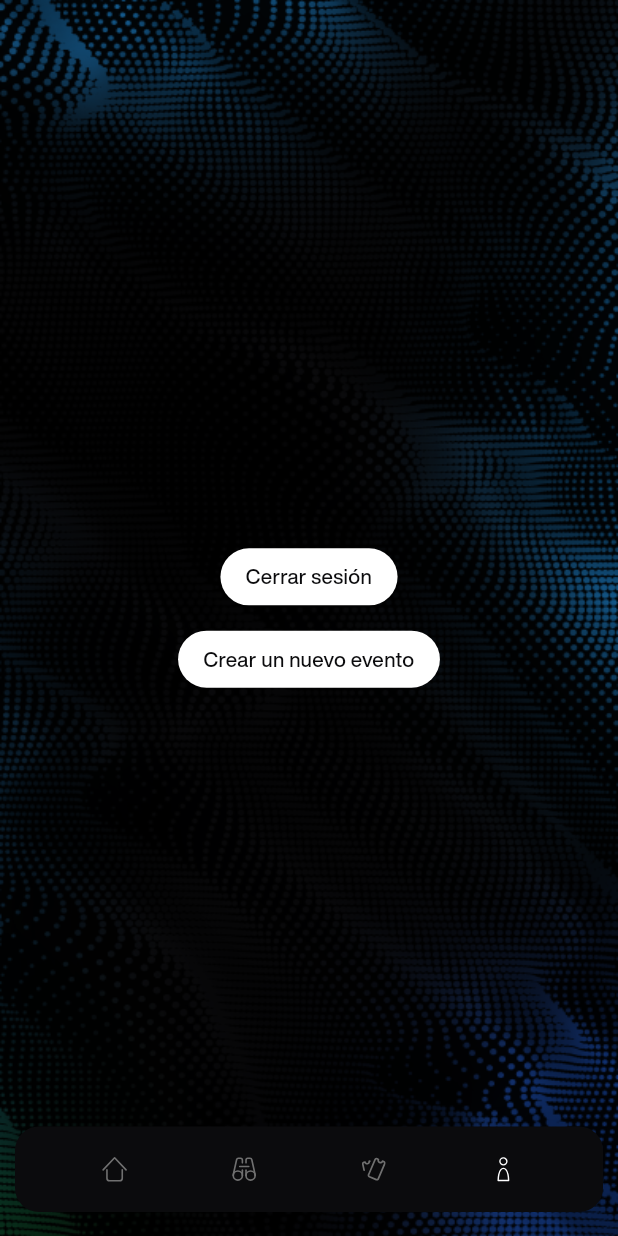
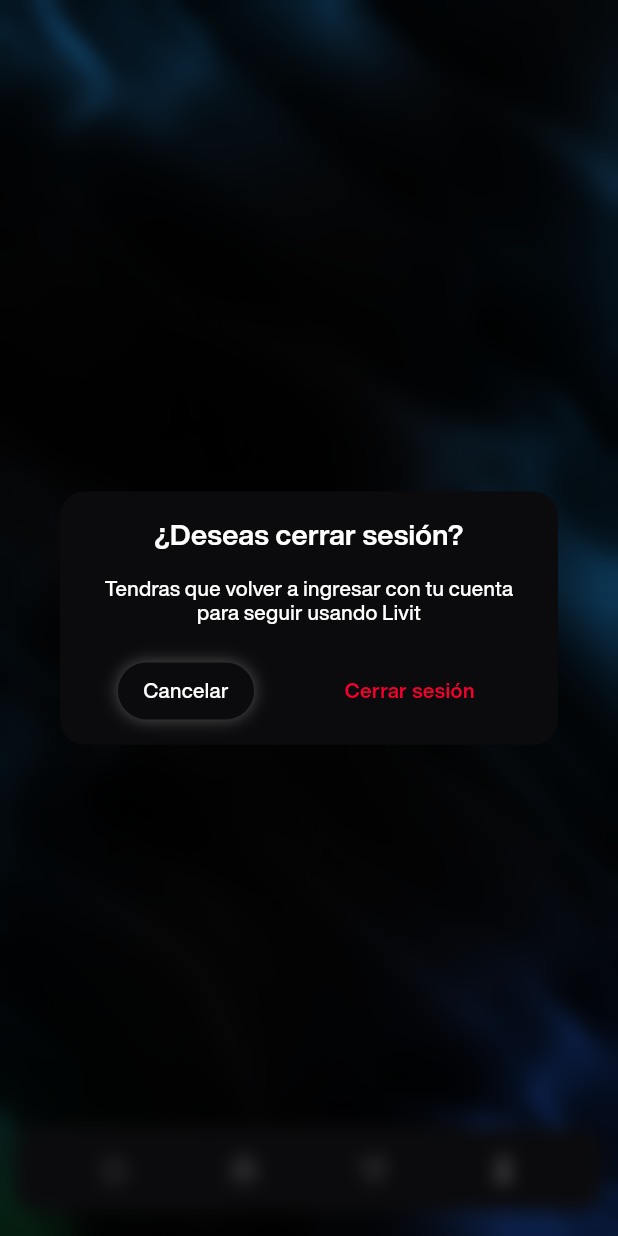
Before and after one commit to DanielR01/livit-flutter, a Flutter app: the MainMenu screen opened by its route, item 4 of the bottom bar chosen, after a tap on "Cerrar sesión", on a phone screen of 412 x 824 dp. Run offline on Flutter 3.47's test engine with Material 3 defaults, Android fonts, the phone set to English and light mode, and no system bars; our stand-ins replace firebase_auth, firebase_core, flutter_animate, flutter_screenutil, flutter_svg, google_sign_in and 2 more; missing offline and left inert: country_picker_pro; accounts and stored records are empty; generated files the repository leaves out were written again.

Commit message:
button logic changed, factories for button types implemented. Dialog usage completely adapted

```diff
--- a/lib/constants/colors.dart
+++ b/lib/constants/colors.dart
@@ -8,4 +8,5 @@ class LivitColors {
   static const gray = Color.fromARGB(255, 179, 179, 179);
   static const mainBlack = Color.fromARGB(255, 11, 11, 13);
   static const greenActive = Color.fromARGB(255, 25, 224, 57);
+  static const red = Color.fromARGB(255, 246, 0, 46);
 }
--- /dev/null
+++ b/lib/utilities/buttons/button.dart
@@ -0,0 +1,272 @@
+import 'package:flutter/material.dart';
+import 'package:livit/constants/colors.dart';
+import 'package:livit/constants/styles/button_style.dart';
+import 'package:livit/constants/styles/shadows.dart';
+import 'package:livit/constants/styles/text_style.dart';
+
+enum ButtonType { main, secondary, whiteText, redText, blueText }
+
+class Button extends StatefulWidget {
+  final String text;
+  final VoidCallback onPressed;
+  final bool isActive;
+  final double? width;
+  final bool blueStyle;
+  final bool isShadowActive;
+  final bool transparent;
+  final bool bold;
+  final Color? activeBackgroundColor;
+  final Color? activeTextColor;
+  final Color? inactiveBackgroundColor;
+  final Color? inactiveTextColor;
+
+  const Button({
+    super.key,
+    required this.text,
+    required this.isActive,
+    required this.onPressed,
+    this.width,
+    this.blueStyle = false,
+    this.isShadowActive = true,
+    this.transparent = false,
+    this.bold = false,
+    this.activeBackgroundColor,
+    this.activeTextColor,
+    this.inactiveBackgroundColor,
+    this.inactiveTextColor,
+  });
+
+  factory Button.fromType({
+    required ButtonType type,
+    required String text,
+    required VoidCallback onPressed,
+    required bool isActive,
+    bool? bold,
+    bool? blueStyle,
+  }) {
+    switch (type) {
+      case ButtonType.main:
+        return Button.main(
+          text: text,
+          onPressed: onPressed,
+          isActive: isActive,
+          blueStyle: blueStyle ?? false,
+        );
+      case ButtonType.secondary:
+        return Button.secondary(
+          text: text,
+          onPressed: onPressed,
+          isActive: isActive,
+          blueStyle: blueStyle ?? false,
+        );
+      case ButtonType.whiteText:
+        return Button.whiteText(
+          text: text,
+          onPressed: onPressed,
+          isActive: isActive,
+          bold: bold ?? true,
+        );
+      case ButtonType.redText:
+        return Button.redText(
+          text: text,
+          onPressed: onPressed,
+          isActive: isActive,
+          bold: bold ?? true,
+        );
+      case ButtonType.blueText:
+        return Button.blueText(
+          text: text,
+          onPressed: onPressed,
+          isActive: isActive,
+          bold: bold ?? false,
+        );
+    }
+  }
+
+  factory Button.main({
+    required String text,
+    required VoidCallback onPressed,
+    required bool isActive,
+    bool blueStyle = false,
+  }) {
+    Color activeBackgroundColor =
+        blueStyle ? LivitColors.mainBlueActive : LivitColors.whiteActive;
+    return Button(
+      text: text,
+      onPressed: onPressed,
+      isActive: isActive,
+      blueStyle: blueStyle,
+      isShadowActive: false,
+      transparent: false,
+      bold: false,
+      activeBackgroundColor: activeBackgroundColor,
+      activeTextColor: LivitColors.mainBlack,
+      inactiveBackgroundColor: LivitColors.whiteInactive,
+      inactiveTextColor: LivitColors.mainBlack,
+    );
+  }
+
+  factory Button.secondary({
+    required String text,
+    required VoidCallback onPressed,
+    required bool isActive,
+    bool blueStyle = false,
+  }) {
+    return Button(
+      text: text,
+      onPressed: onPressed,
+      isActive: isActive,
+      blueStyle: blueStyle,
+      isShadowActive: true,
+      transparent: false,
+      bold: false,
+      activeBackgroundColor: LivitColors.mainBlack,
+      activeTextColor: LivitColors.whiteActive,
+      inactiveBackgroundColor: LivitColors.whiteInactive,
+      inactiveTextColor: LivitColors.mainBlack,
+    );
+  }
+
+  factory Button.redText({
+    required String text,
+    required VoidCallback onPressed,
+    required bool isActive,
+    bool bold = true,
+  }) {
+    return Button(
+      text: text,
+      onPressed: onPressed,
+      isActive: isActive,
+      blueStyle: false,
+      isShadowActive: false,
+      transparent: true,
+      bold: bold,
+      activeTextColor: LivitColors.red,
+      inactiveTextColor: LivitColors.whiteInactive,
+    );
+  }
+
+  factory Button.whiteText({
+    required String text,
+    required VoidCallback onPressed,
+    required bool isActive,
+    bool bold = true,
+  }) {
+    return Button(
+      text: text,
+      onPressed: onPressed,
+      isActive: isActive,
+      blueStyle: false,
+      isShadowActive: false,
+      transparent: true,
+      bold: bold,
+      activeTextColor: LivitColors.whiteActive,
+      inactiveTextColor: LivitColors.whiteInactive,
+    );
+  }
+
+  factory Button.blueText({
+    required String text,
+    required VoidCallback onPressed,
+    required bool isActive,
+    bool bold = true,
+  }) {
+    return Button(
+      text: text,
+      onPressed: onPressed,
+      isActive: isActive,
+      blueStyle: false,
+      isShadowActive: false,
+      transparent: true,
+      bold: bold,
+      activeTextColor: LivitColors.mainBlueActive,
+      inactiveTextColor: LivitColors.whiteInactive,
+    );
+  }
+
+  @override
+  State<Button> createState() => _ButtonState();
+}
+
+class _ButtonState extends State<Button> {
+  List<BoxShadow> _boxShadow = [];
+  @override
+  Widget build(BuildContext context) {
+    if (widget.isActive) {
+      if (widget.isShadowActive) {
+        if (widget.blueStyle) {
+          _boxShadow = [LivitShadows.activeBlueShadow];
+        } else {
+          _boxShadow = [LivitShadows.activeWhiteShadow];
+        }
+      }
+      return GestureDetector(
+        child: Container(
+          width: widget.width,
+          height: LivitButtonStyle.height,
+          decoration: BoxDecoration(
+            borderRadius: LivitButtonStyle.radius,
+            color: widget.transparent
+                ? Colors.transparent
+                : widget.activeBackgroundColor ?? LivitColors.mainBlack,
+            boxShadow: _boxShadow,
+          ),
+          child: Padding(
+            padding: LivitButtonStyle.horizontalPadding,
+            child: Column(
+              mainAxisAlignment: MainAxisAlignment.center,
+              children: [
+                LivitText(
+                  widget.text,
+                  textType: TextType.regular,
+                  color: widget.activeTextColor ??
+                      (widget.blueStyle
+                          ? LivitColors.mainBlueActive
+                          : LivitColors.whiteActive),
+                  fontWeight: widget.bold ? FontWeight.bold : null,
+                )
+              ],
+            ),
+          ),
+        ),
+        onTap: () async {
+          widget.onPressed();
+        },
+      );
+    } else {
+      if (widget.isShadowActive) {
+        if (widget.blueStyle) {
+          _boxShadow = [LivitShadows.inactiveBlueShadow];
+        } else {
+          _boxShadow = [LivitShadows.inactiveWhiteShadow];
+        }
+      }
+      return Container(
+        width: widget.width,
+        height: LivitButtonStyle.height,
+        decoration: BoxDecoration(
+          borderRadius: LivitButtonStyle.radius,
+          color:
+              widget.transparent ? Colors.transparent : LivitColors.mainBlack,
+          boxShadow: _boxShadow,
+        ),
+        child: Padding(
+          padding: LivitButtonStyle.horizontalPadding,
+          child: Column(
+            mainAxisAlignment: MainAxisAlignment.center,
+            children: [
+              LivitText(
+                widget.text,
+                color: widget.inactiveTextColor ??
+                    (widget.blueStyle
+                        ? LivitColors.mainBlueInactive
+                        : LivitColors.whiteInactive),
+                fontWeight: widget.bold ? FontWeight.bold : null,
+              ),
+            ],
+          ),
+        ),
+      );
+    }
+  }
+}
--- a/lib/utilities/dialogs/delete_event_dialog.dart
+++ b/lib/utilities/dialogs/delete_event_dialog.dart
@@ -1,5 +1,6 @@
 import 'package:flutter/material.dart';
 import 'package:flutter/widgets.dart';
+import 'package:livit/utilities/buttons/button.dart';
 import 'package:livit/utilities/dialogs/generic_dialog.dart';
 
 Future<bool> showDeleteEventDialog({required BuildContext context}) {
@@ -9,8 +10,14 @@ Future<bool> showDeleteEventDialog({required BuildContext context}) {
     content:
         '¿Estas seguro que deseas continuar?. Esta acción no puede retrocederse luego.',
     optionBuilder: () => {
-      'Cancelar': false,
-      'Eliminar': true,
+      'Cancelar': {
+        'return': false,
+        'buttonType': ButtonType.main,
+      },
+      'Eliminar': {
+        'return': true,
+        'buttonType': ButtonType.redText,
+      },
     },
   ).then((value) => value ?? false);
 }
--- a/lib/utilities/dialogs/error_dialogs/error_dialog.dart
+++ b/lib/utilities/dialogs/error_dialogs/error_dialog.dart
@@ -1,4 +1,5 @@
 import 'package:flutter/material.dart';
+import 'package:livit/utilities/buttons/button.dart';
 import 'package:livit/utilities/dialogs/generic_dialog.dart';
 
 Future<void> showErrorDialog(
@@ -8,7 +9,10 @@ Future<void> showErrorDialog(
     title: 'An error ocurred',
     content: text,
     optionBuilder: () => {
-      'Ok': null,
+      'Ok': {
+        'return': null,
+        'buttonType': ButtonType.main,
+      },
     },
   );
 }
--- a/lib/utilities/dialogs/generic_dialog.dart
+++ b/lib/utilities/dialogs/generic_dialog.dart
@@ -1,27 +1,61 @@
+import 'dart:ui';
+
 import 'package:flutter/material.dart';
-import 'package:flutter/widgets.dart';
+import 'package:livit/constants/styles/container_style.dart';
+import 'package:livit/constants/styles/spaces.dart';
 import 'package:livit/constants/styles/text_style.dart';
-import 'package:livit/utilities/buttons/main_action_button.dart';
+import 'package:livit/utilities/bars_containers_fields/glass_container.dart';
+import 'package:livit/utilities/buttons/button.dart';
 
-typedef DialogOptionBuilder<T> = Map<String, T?> Function();
+typedef DialogOptionBuilder<T> = Map<String, Map<String, T?>> Function();
 
 Future<T?> showGenericDialog<T>({
   required BuildContext context,
   required String title,
-  required String content,
+  String? content,
   required DialogOptionBuilder optionBuilder,
 }) {
   final options = optionBuilder();
   return showDialog<T>(
+    barrierColor: Colors.transparent,
     context: context,
     builder: (context) {
-      return AlertDialog(
-        title: LivitText(title),
-        content: LivitText(content),
-        actions: options.keys.map(
+      return BackdropFilter(
+        filter: ImageFilter.blur(sigmaX: 6, sigmaY: 6),
+        child: Dialog(
+          backgroundColor: Colors.transparent,
+          surfaceTintColor: Colors.transparent,
+          child: GlassContainer(
+            opacity: 1,
+            child: Padding(
+              padding: LivitContainerStyle.padding(null),
+              child: Column(
+                mainAxisSize: MainAxisSize.min,
+                children: [
+                  LivitText(
+                    title,
+                    textType: TextType.smallTitle,
+                  ),
+                  content == null
+                      ? LivitSpaces.small8spacer
+                      : Column(
+                          mainAxisSize: MainAxisSize.min,
+                          children: [
+                            LivitSpaces.medium16spacer,
+                            LivitText(content),
+                            LivitSpaces.mediumPlus24spacer,
+                          ],
+                        ),
+                  Row(
+                    mainAxisAlignment: MainAxisAlignment.spaceAround,
+                    mainAxisSize: MainAxisSize.max,
+                    children: options.keys.map(
                       (optionTitle) {
-            final T value = options[optionTitle];
-            return MainActionButton(
+                        final T value = options[optionTitle]!['return'];
+                        final ButtonType buttonType =
+                            options[optionTitle]!['buttonType'];
+                        return Button.fromType(
+                          type: buttonType,
                           text: optionTitle,
                           isActive: true,
                           onPressed: () {
@@ -34,7 +68,40 @@ Future<T?> showGenericDialog<T>({
                         );
                       },
                     ).toList(),
+                  )
+                ],
+              ),
+            ),
+          ),
+        ),
       );
+      // return AlertDialog(
+      //   backgroundColor: LivitColors.mainBlack,
+      //   surfaceTintColor: Colors.transparent,
+      //   title: LivitText(
+      //     title,
+      //     textType: TextType.smallTitle,
+      //   ),
+      //   content: LivitText(content),
+      //   actions: options.keys.map(
+      //     (optionTitle) {
+      //       final T value = options[optionTitle]!['return'];
+      //       final ButtonType buttonType = options[optionTitle]!['buttonType'];
+      //       return Button.fromType(
+      //         type: buttonType,
+      //         text: optionTitle,
+      //         isActive: true,
+      //         onPressed: () {
+      //           if (value != null) {
+      //             Navigator.of(context).pop(value);
+      //           } else {
+      //             Navigator.of(context).pop();
+      //           }
+      //         },
+      //       );
+      //     },
+      //   ).toList(),
+      // );
     },
   );
 }
--- a/lib/utilities/dialogs/log_out_dialog.dart
+++ b/lib/utilities/dialogs/log_out_dialog.dart
@@ -1,6 +1,7 @@
 import 'package:flutter/material.dart';
 import 'package:livit/constants/routes.dart';
 import 'package:livit/services/auth/auth_service.dart';
+import 'package:livit/utilities/buttons/button.dart';
 import 'package:livit/utilities/buttons/main_action_button.dart';
 import 'package:livit/utilities/buttons/secondary_action_button.dart';
 import 'package:livit/utilities/dialogs/generic_dialog.dart';
@@ -9,12 +10,18 @@ import 'package:livit/utilities/dialogs/show_dialog_2t_2b.dart';
 Future<bool> showLogOutDialog({required BuildContext context}) {
   return showGenericDialog<bool>(
     context: context,
-    title: '¿Deseas cerrar sesión',
+    title: '¿Deseas cerrar sesión?',
     content:
         'Tendras que volver a ingresar con tu cuenta para seguir usando Livit',
     optionBuilder: () => {
-      'Cancelar': false,
-      'Cerrar sesión': true,
+      'Cancelar': {
+        'return': false,
+        'buttonType': ButtonType.secondary,
+      },
+      'Cerrar sesión': {
+        'return': true,
+        'buttonType': ButtonType.redText,
+      },
     },
   ).then((value) => value ?? false);
 }
--- a/lib/views/main_pages/profile.dart
+++ b/lib/views/main_pages/profile.dart
@@ -35,7 +35,18 @@ class _ProfileViewState extends State<ProfileView> {
               MainActionButton(
                 text: 'Cerrar sesión',
                 isActive: true,
-                onPressed: () {},
+                onPressed: () async {
+                  final bool shouldLogOut =
+                      await showLogOutDialog(context: context);
+
+                  if (shouldLogOut) {
+                    await AuthService.firebase().logOut();
+                    Navigator.of(context).pushNamedAndRemoveUntil(
+                      Routes.authRoute,
+                      (route) => false,
+                    );
+                  }
+                },
               ),
               LivitSpaces.medium16spacer,
               MainActionButton(
```
Lines whose indentation alone changed are shown as unchanged.
